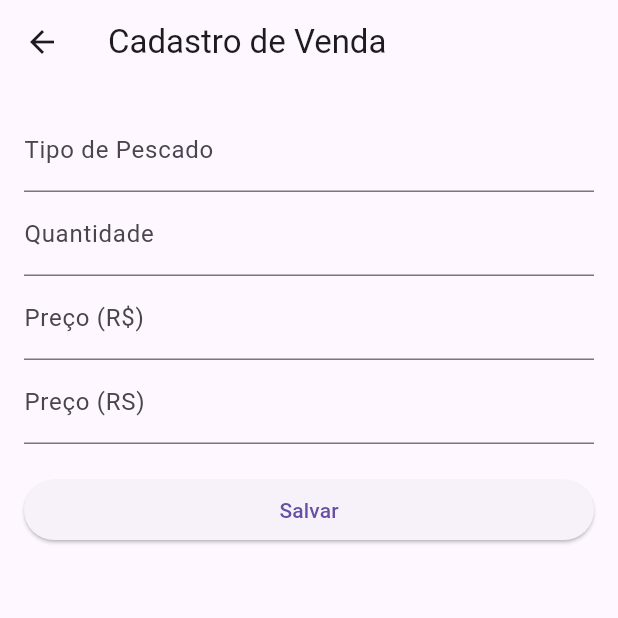
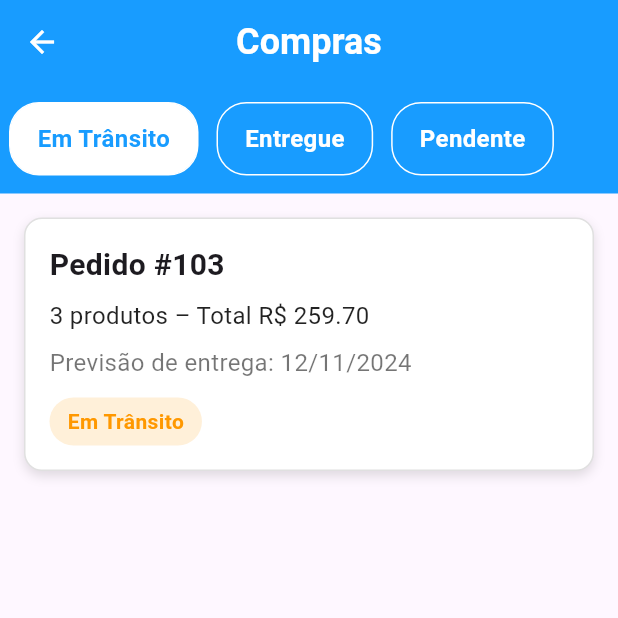
Before and after one commit to rafaelsants1/bmpescados_app, a Flutter app: the HomePage screen opened directly, after a tap on "Vendas", on a phone screen of 412 x 824 dp, the top half of it. Run offline on Flutter 3.47's test engine with Material 3 defaults, Android fonts, the phone set to English and light mode, and no system bars; network calls fail.

Commit message:
Tela criada

```diff
--- /dev/null
+++ b/lib/pages/compras_page.dart
@@ -0,0 +1,212 @@
+import 'package:flutter/material.dart';
+
+class ComprasPage extends StatefulWidget {
+  const ComprasPage({super.key});
+
+  @override
+  State<ComprasPage> createState() => _ComprasPageState();
+}
+
+class _ComprasPageState extends State<ComprasPage> {
+  String filtroSelecionado = "Em Trânsito";
+
+  // Lista fake de pedidos — você pode integrar com API depois.
+  final List<Map<String, dynamic>> compras = [
+    {
+      'pedido': 103,
+      'produtos': 3,
+      'total': 259.70,
+      'entrega': '12/11/2024',
+      'status': 'Em Trânsito',
+      'filtro': 'Em Trânsito',
+    },
+    {
+      'pedido': 98,
+      'produtos': 5,
+      'total': 412.20,
+      'entrega': '08/11/2024',
+      'status': 'Entregue',
+      'filtro': 'Entregue',
+    },
+    {
+      'pedido': 120,
+      'produtos': 2,
+      'total': 120.00,
+      'entrega': '15/11/2024',
+      'status': 'Pendente',
+      'filtro': 'Pendente',
+    },
+  ];
+
+  @override
+  Widget build(BuildContext context) {
+    final comprasFiltradas = compras
+        .where((c) => c['filtro'] == filtroSelecionado)
+        .toList();
+
+    return Scaffold(
+      appBar: AppBar(
+        iconTheme: const IconThemeData(color: Colors.white),
+        titleTextStyle: const TextStyle(
+          color: Colors.white,
+          fontWeight: FontWeight.bold,
+          fontSize: 24,
+        ),
+        centerTitle: true,
+        backgroundColor: const Color(0xFF189CFF),
+        title: const Text("Compras"),
+      ),
+
+      body: Column(
+        children: [
+          // ———————————— FILTROS ——————————————
+          Container(
+            width: double.infinity,
+            padding: const EdgeInsets.symmetric(vertical: 12),
+            color: const Color(0xFF189CFF),
+            child: SingleChildScrollView(
+              scrollDirection: Axis.horizontal,
+              child: Row(
+                children: [
+                  _buildFiltro("Em Trânsito"),
+                  _buildFiltro("Entregue"),
+                  _buildFiltro("Pendente"),
+                ],
+              ),
+            ),
+          ),
+
+          // ———————————— LISTA DE PEDIDOS ——————————————
+          Expanded(
+            child: comprasFiltradas.isNotEmpty
+                ? ListView.builder(
+                    padding: const EdgeInsets.all(16),
+                    itemCount: comprasFiltradas.length,
+                    itemBuilder: (context, index) {
+                      final compra = comprasFiltradas[index];
+                      return Padding(
+                        padding: const EdgeInsets.only(bottom: 12),
+                        child: _buildPedidoCard(compra),
+                      );
+                    },
+                  )
+                : const Center(
+                    child: Text(
+                      "Nenhuma compra encontrada.",
+                      style: TextStyle(fontSize: 16),
+                    ),
+                  ),
+          ),
+        ],
+      ),
+    );
+  }
+
+  // ————————————————— COMPONENTES —————————————————
+
+  Widget _buildFiltro(String label) {
+    final ativo = filtroSelecionado == label;
+
+    return GestureDetector(
+      onTap: () {
+        setState(() => filtroSelecionado = label);
+      },
+      child: Container(
+        margin: const EdgeInsets.symmetric(horizontal: 6),
+        padding: const EdgeInsets.symmetric(vertical: 12, horizontal: 18),
+        decoration: BoxDecoration(
+          color: ativo ? Colors.white : const Color(0xFF189CFF),
+          borderRadius: BorderRadius.circular(20),
+          border: Border.all(color: Colors.white),
+        ),
+        child: Text(
+          label,
+          style: TextStyle(
+            color: ativo ? const Color(0xFF189CFF) : Colors.white,
+            fontSize: 16,
+            fontWeight: FontWeight.bold,
+          ),
+        ),
+      ),
+    );
+  }
+
+  Widget _buildPedidoCard(Map<String, dynamic> compra) {
+    final status = compra['status'];
+    final Color corStatus =
+        status == 'Entregue' ? Colors.green :
+        status == 'Em Trânsito' ? Colors.orange :
+        Colors.red;
+
+    return Container(
+      decoration: BoxDecoration(
+        color: Colors.white,
+        borderRadius: BorderRadius.circular(12),
+        border: Border.all(color: Colors.grey.shade300),
+        boxShadow: [
+          BoxShadow(
+            color: Colors.black12,
+            blurRadius: 6,
+            offset: const Offset(0, 3),
+          )
+        ],
+      ),
+      child: Padding(
+        padding: const EdgeInsets.all(16),
+        child: Column(
+          crossAxisAlignment: CrossAxisAlignment.start,
+          children: [
+            // nº pedido
+            Text(
+              "Pedido #${compra['pedido']}",
+              style: const TextStyle(
+                fontSize: 20,
+                fontWeight: FontWeight.bold,
+              ),
+            ),
+
+            const SizedBox(height: 8),
+
+            // quantidade + total
+            Text(
+              "${compra['produtos']} produtos – Total R\$ ${compra['total'].toStringAsFixed(2)}",
+              style: const TextStyle(
+                fontSize: 16,
+                color: Colors.black87,
+              ),
+            ),
+
+            const SizedBox(height: 8),
+
+            // previsão entrega
+            Text(
+              "Previsão de entrega: ${compra['entrega']}",
+              style: const TextStyle(
+                fontSize: 16,
+                color: Colors.black54,
+              ),
+            ),
+
+            const SizedBox(height: 12),
+
+            // status colorido
+            Container(
+              padding: const EdgeInsets.symmetric(vertical: 6, horizontal: 12),
+              decoration: BoxDecoration(
+                color: corStatus.withOpacity(0.15),
+                borderRadius: BorderRadius.circular(20),
+              ),
+              child: Text(
+                status,
+                style: TextStyle(
+                  color: corStatus,
+                  fontWeight: FontWeight.bold,
+                ),
+              ),
+            ),
+          ],
+        ),
+      ),
+    );
+  }
+}
--- a/lib/pages/dashboard_page.dart
+++ b/lib/pages/dashboard_page.dart
@@ -1,4 +1,5 @@
 import 'package:bmpescados_app/pages/cadastro_vendas.dart';
+import 'package:bmpescados_app/pages/compras_page.dart';
 import 'package:bmpescados_app/pages/entrega_tempo_real.dart';
 import 'package:bmpescados_app/pages/incluir_itens_page.dart';
 import 'package:bmpescados_app/pages/login_page.dart';
@@ -234,7 +235,7 @@ class _HomePageState extends State<HomePage> {
                         Navigator.push(
                           context,
                           CupertinoPageRoute(
-                            builder: (context) => CadastroVendaPage(),
+                            builder: (context) => ComprasPage(),
                           ),
                         );
                       },
```
Also changed, not shown: lib/pages/incluir_itens_page.dart (+106 -2 lines), 1 other file.
